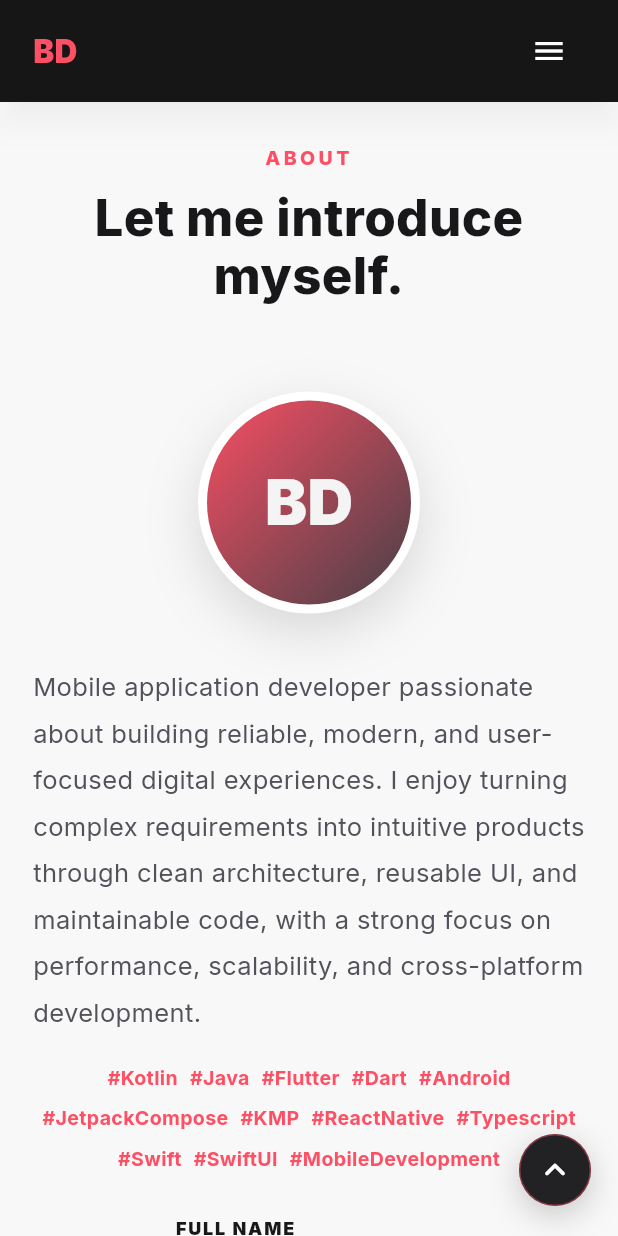
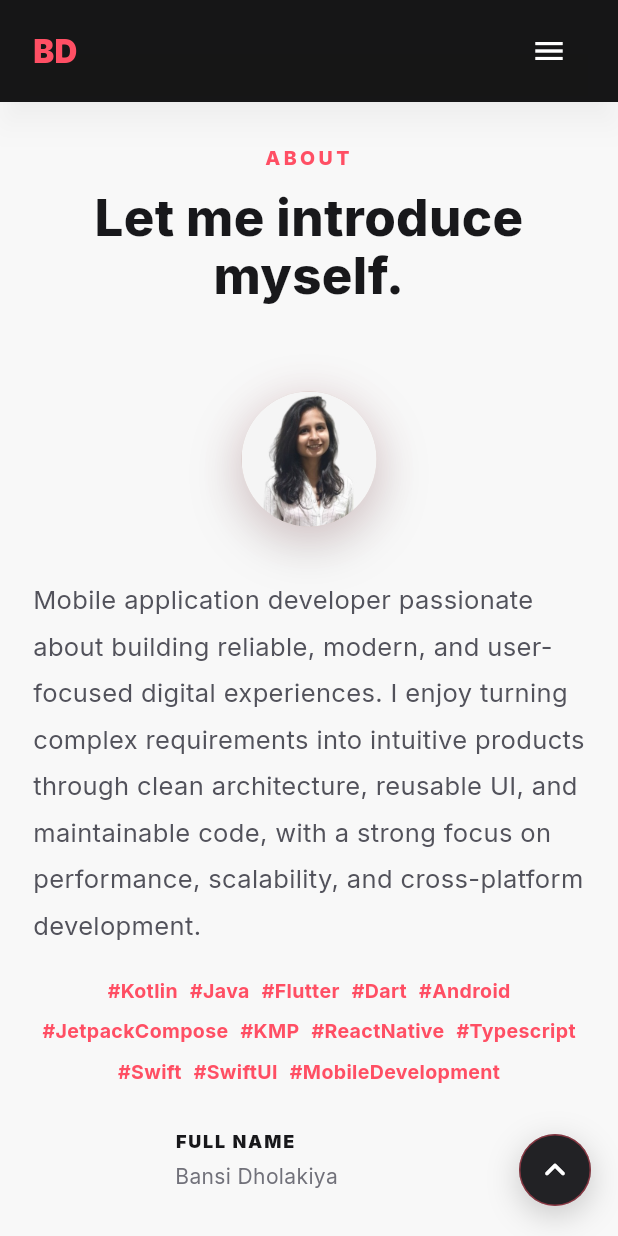
Before and after one commit to bansidholakia/bansidholakia.github.io, a Flutter app: the screen it shows after launch, after a tap on "MORE ABOUT ME", on a phone screen of 412 x 824 dp. Run offline on Flutter 3.47's test engine with Material 3 defaults, Android fonts, the phone set to English and light mode, and no system bars; our stand-ins replace font_awesome_flutter, google_fonts, simple_icons.

Commit message:
updated data

```diff
--- a/lib/sections/about_section.dart
+++ b/lib/sections/about_section.dart
@@ -35,9 +35,37 @@ class AboutSection extends StatelessWidget {
               const SizedBox(height: 58),
               Flex(
                 direction: mobile ? Axis.vertical : Axis.horizontal,
-                crossAxisAlignment: CrossAxisAlignment.center,
+                crossAxisAlignment: mobile ? CrossAxisAlignment.center : CrossAxisAlignment.start,
                 children: [
                   Container(
+                    width: 90,
+                    height: 90,
+                    decoration: BoxDecoration(
+                      shape: BoxShape.circle,
+                      color: const Color(0xFFD8C7C2), // background color
+                      boxShadow: [
+                        BoxShadow(
+                          color: Colors.black.withValues(alpha: .18),
+                          blurRadius: 28,
+                          spreadRadius: 2,
+                          offset: const Offset(0, 10),
+                        ),
+                        BoxShadow(
+                          color: AppColors.accent.withValues(alpha: .10),
+                          blurRadius: 24,
+                          spreadRadius: 1,
+                          offset: const Offset(0, 4),
+                        ),
+                      ],
+                    ),
+                    child: ClipOval(
+                      child: Image.asset(
+                        'assets/images/profile.jpeg',
+                        fit: BoxFit.cover,
+                      ),
+                    ),
+                  ),
+                  /*Container(
                     width: 148,
                     height: 148,
                     decoration: BoxDecoration(
@@ -64,7 +92,7 @@ class AboutSection extends StatelessWidget {
                         fontWeight: FontWeight.w900,
                       ),
                     ),
-                  ),
+                  )*/
                   SizedBox(width: mobile ? 0 : 54, height: mobile ? 34 : 0),
                   if (mobile)
                     const _AboutContent(centered: true)
--- a/lib/widgets/animated_role_text.dart
+++ b/lib/widgets/animated_role_text.dart
@@ -47,14 +47,22 @@ class _AnimatedRoleTextState extends State<AnimatedRoleText> {
           child: child,
         ),
       ),
-      child: Text(
-        widget.roles[_index],
+      child: ShaderMask(
         key: ValueKey(_index),
-        textAlign: TextAlign.center,
-        style: const TextStyle(
-          color: AppColors.text,
-          fontSize: 22,
-          fontWeight: FontWeight.w600,
+        shaderCallback: (bounds) => const LinearGradient(
+          colors: [
+            Color(0xFFFF4F64),
+            Color(0xFFFF9AAA),
+          ],
+        ).createShader(bounds),
+        child: Text(
+          widget.roles[_index],
+          textAlign: TextAlign.center,
+          style: const TextStyle(
+            color: Colors.white,
+            fontSize: 22,
+            fontWeight: FontWeight.w600,
+          ),
         ),
       ),
     );
--- a/pubspec.yaml
+++ b/pubspec.yaml
@@ -24,3 +24,4 @@ flutter:
   assets:
     - assets/projects/
     - assets/icons/
+    - assets/images/
```
Also changed, not shown: assets/images/profile.jpeg (added).
